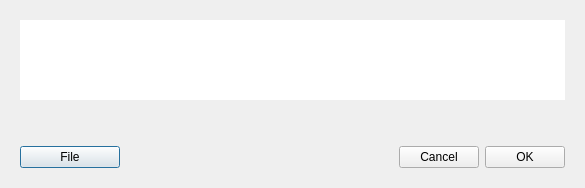
Old version of the form src/Gui/Common/KeyDialog.ui in the repository iridiumdev/Iridium-IRD-wallet.
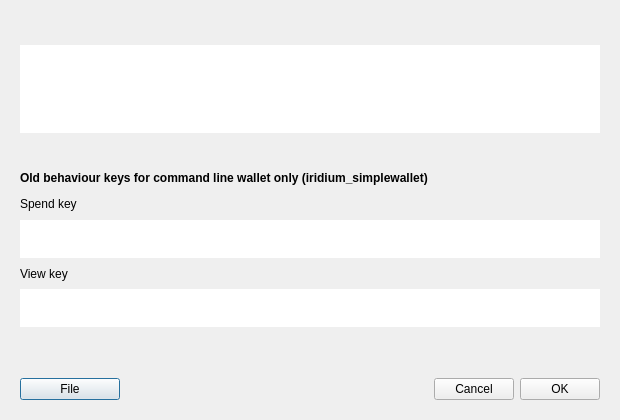
New version of the form. Custom widgets are drawn as their Qt base class.

Commit message: fix import/export keys view 'old' behaviour spend and view key for simplewallet compatibility

Diff of the .ui file:
```diff
--- a/src/Gui/Common/KeyDialog.ui
+++ b/src/Gui/Common/KeyDialog.ui
@@ -6,34 +6,22 @@
    <rect>
     <x>0</x>
     <y>0</y>
-    <width>585</width>
-    <height>188</height>
+    <width>620</width>
+    <height>420</height>
    </rect>
   </property>
   <property name="sizePolicy">
-   <sizepolicy hsizetype="Fixed" vsizetype="Preferred">
+   <sizepolicy hsizetype="MinimumExpanding" vsizetype="MinimumExpanding">
     <horstretch>0</horstretch>
     <verstretch>0</verstretch>
    </sizepolicy>
   </property>
-  <property name="minimumSize">
-   <size>
-    <width>585</width>
-    <height>188</height>
-   </size>
-  </property>
-  <property name="maximumSize">
-   <size>
-    <width>585</width>
-    <height>188</height>
-   </size>
-  </property>
   <property name="windowTitle">
    <string>Key</string>
   </property>
   <layout class="QVBoxLayout" name="verticalLayout">
-   <property name="spacing">
-    <number>0</number>
+   <property name="sizeConstraint">
+    <enum>QLayout::SetMinimumSize</enum>
    </property>
    <property name="leftMargin">
     <number>20</number>
@@ -47,23 +35,58 @@
    <property name="bottomMargin">
     <number>20</number>
    </property>
+   <item>
+    <widget class="QLabel" name="m_walletLabel">
+     <property name="minimumSize">
+      <size>
+       <width>0</width>
+       <height>16</height>
+      </size>
+     </property>
+     <property name="text">
+      <string/>
+     </property>
+    </widget>
+   </item>
    <item>
     <widget class="QTextEdit" name="m_keyEdit">
+     <property name="sizePolicy">
+      <sizepolicy hsizetype="Expanding" vsizetype="Fixed">
+       <horstretch>0</horstretch>
+       <verstretch>0</verstretch>
+      </sizepolicy>
+     </property>
      <property name="minimumSize">
       <size>
        <width>0</width>
-       <height>80</height>
+       <height>88</height>
       </size>
      </property>
      <property name="maximumSize">
       <size>
        <width>16777215</width>
-       <height>80</height>
+       <height>88</height>
       </size>
      </property>
      <property name="frameShape">
       <enum>QFrame::NoFrame</enum>
      </property>
+     <property name="verticalScrollBarPolicy">
+      <enum>Qt::ScrollBarAlwaysOff</enum>
+     </property>
+     <property name="horizontalScrollBarPolicy">
+      <enum>Qt::ScrollBarAlwaysOff</enum>
+     </property>
+     <property name="sizeAdjustPolicy">
+      <enum>QAbstractScrollArea::AdjustToContents</enum>
+     </property>
+     <property name="html">
+      <string>&lt;!DOCTYPE HTML PUBLIC &quot;-//W3C//DTD HTML 4.0//EN&quot; &quot;http://www.w3.org/TR/REC-html40/strict.dtd&quot;&gt;
+&lt;html&gt;&lt;head&gt;&lt;meta name=&quot;qrichtext&quot; content=&quot;1&quot; /&gt;&lt;style type=&quot;text/css&quot;&gt;
+p, li { white-space: pre-wrap; }
+&lt;/style&gt;&lt;/head&gt;&lt;body style=&quot; font-family:'.SF NS Text'; font-size:13pt; font-weight:400; font-style:normal;&quot;&gt;
+&lt;p style=&quot;-qt-paragraph-type:empty; margin-top:12px; margin-bottom:12px; margin-left:0px; margin-right:0px; -qt-block-indent:0; text-indent:0px; font-family:'Monaco';&quot;&gt;&lt;br /&gt;&lt;/p&gt;&lt;/body&gt;&lt;/html&gt;</string>
+     </property>
     </widget>
    </item>
    <item>
@@ -72,16 +95,88 @@
       <enum>Qt::Vertical</enum>
      </property>
      <property name="sizeType">
-      <enum>QSizePolicy::Expanding</enum>
+      <enum>QSizePolicy::Fixed</enum>
      </property>
      <property name="sizeHint" stdset="0">
       <size>
-       <width>20</width>
-       <height>10</height>
+       <width>0</width>
+       <height>30</height>
       </size>
      </property>
     </spacer>
    </item>
+   <item>
+    <widget class="QLabel" name="m_simpleLabel">
+     <property name="text">
+      <string>&lt;html&gt;&lt;head/&gt;&lt;body&gt;&lt;p&gt;&lt;span style=&quot; font-weight:600;&quot;&gt;Old behaviour keys for command line wallet only (iridium_simplewallet)&lt;/span&gt;&lt;/p&gt;&lt;/body&gt;&lt;/html&gt;</string>
+     </property>
+    </widget>
+   </item>
+   <item>
+    <widget class="QLabel" name="m_spendLabel">
+     <property name="text">
+      <string>Spend key</string>
+     </property>
+    </widget>
+   </item>
+   <item>
+    <widget class="QTextEdit" name="m_spendKey">
+     <property name="sizePolicy">
+      <sizepolicy hsizetype="Expanding" vsizetype="Fixed">
+       <horstretch>0</horstretch>
+       <verstretch>0</verstretch>
+      </sizepolicy>
+     </property>
+     <property name="minimumSize">
+      <size>
+       <width>0</width>
+       <height>0</height>
+      </size>
+     </property>
+     <property name="maximumSize">
+      <size>
+       <width>16777215</width>
+       <height>38</height>
+      </size>
+     </property>
+     <property name="frameShape">
+      <enum>QFrame::NoFrame</enum>
+     </property>
+     <property name="html">
+      <string>&lt;!DOCTYPE HTML PUBLIC &quot;-//W3C//DTD HTML 4.0//EN&quot; &quot;http://www.w3.org/TR/REC-html40/strict.dtd&quot;&gt;
+&lt;html&gt;&lt;head&gt;&lt;meta name=&quot;qrichtext&quot; content=&quot;1&quot; /&gt;&lt;style type=&quot;text/css&quot;&gt;
+p, li { white-space: pre-wrap; }
+&lt;/style&gt;&lt;/head&gt;&lt;body style=&quot; font-family:'.SF NS Text'; font-size:13pt; font-weight:400; font-style:normal;&quot;&gt;
+&lt;p style=&quot;-qt-paragraph-type:empty; margin-top:0px; margin-bottom:0px; margin-left:0px; margin-right:0px; -qt-block-indent:0; text-indent:0px;&quot;&gt;&lt;br /&gt;&lt;/p&gt;&lt;/body&gt;&lt;/html&gt;</string>
+     </property>
+    </widget>
+   </item>
+   <item>
+    <widget class="QLabel" name="m_viewLabel">
+     <property name="text">
+      <string>View key</string>
+     </property>
+    </widget>
+   </item>
+   <item>
+    <widget class="QTextEdit" name="m_viewKey">
+     <property name="sizePolicy">
+      <sizepolicy hsizetype="Expanding" vsizetype="Fixed">
+       <horstretch>0</horstretch>
+       <verstretch>0</verstretch>
+      </sizepolicy>
+     </property>
+     <property name="maximumSize">
+      <size>
+       <width>16777215</width>
+       <height>38</height>
+      </size>
+     </property>
+     <property name="frameShape">
+      <enum>QFrame::NoFrame</enum>
+     </property>
+    </widget>
+   </item>
    <item alignment="Qt::AlignTop">
     <widget class="WalletGui::WalletSmallGrayTextLabel" name="m_descriptionLabel">
      <property name="text">
@@ -97,10 +192,13 @@
      <property name="orientation">
       <enum>Qt::Vertical</enum>
      </property>
+     <property name="sizeType">
+      <enum>QSizePolicy::Preferred</enum>
+     </property>
      <property name="sizeHint" stdset="0">
       <size>
        <width>20</width>
-       <height>10</height>
+       <height>20</height>
       </size>
      </property>
     </spacer>
```
The commit also changes 2 other files.
